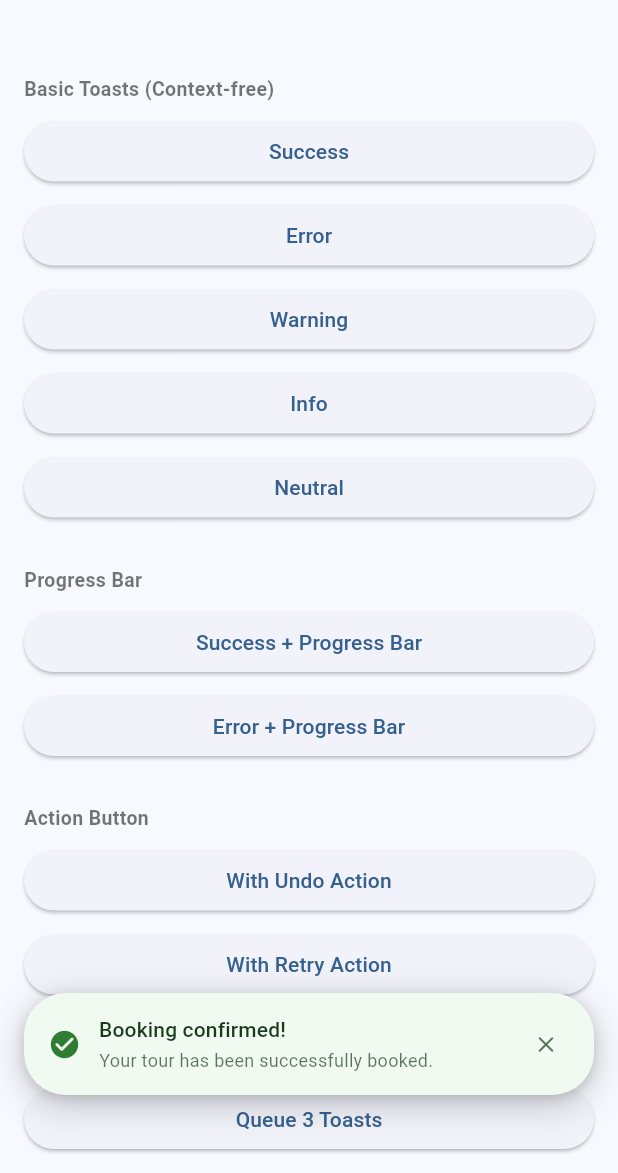
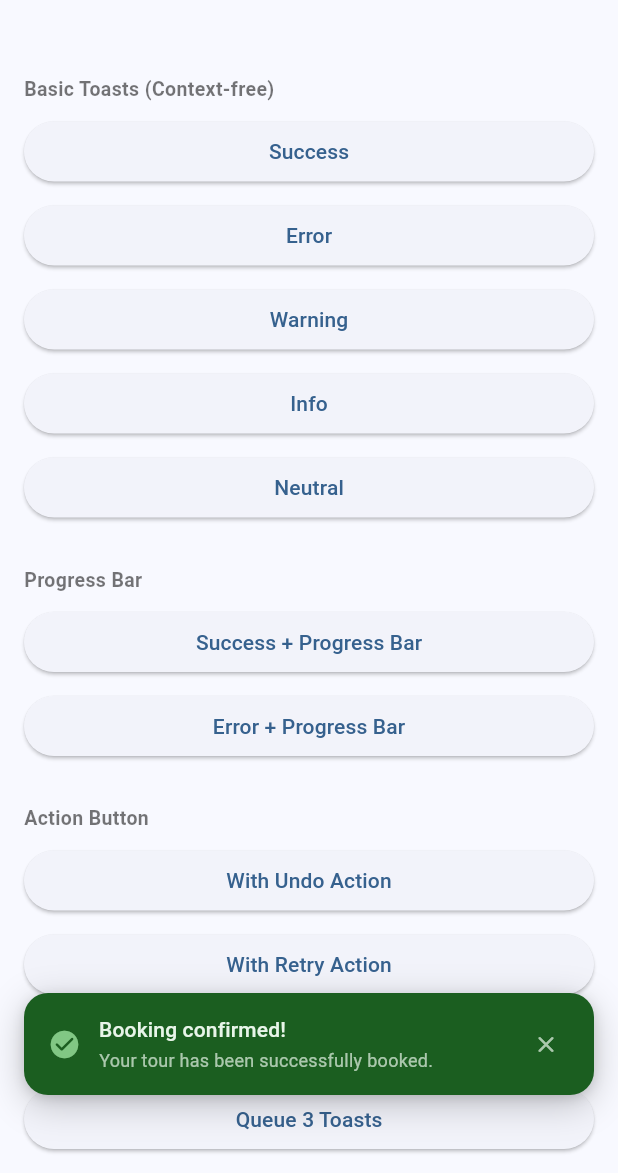
Before and after one commit to Rasel2510/elegant_toast, a Flutter app: the screen it shows after launch, after a tap on "Success", on a phone screen of 412 x 824 dp, the part 63-1236 px from its top. Run offline on Flutter 3.47's test engine with Material 3 defaults, Android fonts, the phone set to English and light mode, and no system bars.

Commit message:
new feature

````diff
--- a/lib/src/toast_config.dart
+++ b/lib/src/toast_config.dart
@@ -71,6 +71,15 @@ class ToastConfig {
   /// Whether the user can swipe the toast to dismiss it. Default is true.
   final bool swipeToDismiss;
 
+  /// If true, holding a finger on the toast pauses the progress bar countdown.
+  /// Releasing resumes from where it stopped. Default is true.
+  /// Has no effect when [showProgressBar] is false or [persistent] is true.
+  ///
+  /// ```dart
+  /// ToastConfig(showProgressBar: true, pauseOnHold: true)
+  /// ```
+  final bool pauseOnHold;
+
   /// Called when the user taps anywhere on the toast body.
   ///
   /// ```dart
@@ -109,6 +118,7 @@ class ToastConfig {
     this.action,
     this.persistent = false,
     this.swipeToDismiss = true,
+    this.pauseOnHold = true,
     this.onTap,
     this.leftBorderColor,
     this.customBorder,
@@ -152,12 +162,12 @@ ToastTheme getToastTheme(ToastType type,
               actionColor: Color(0xFF6FCF5A),
             )
           : const ToastTheme(
-              backgroundColor: Color(0xFFF1FAF0),
-              borderColor: Color(0xFFB7DFB0),
-              accentColor: Color(0xFF2E7D32),
-              iconColor: Color(0xFF2E7D32),
-              labelColor: Color(0xFF1B3A1D),
-              actionColor: Color(0xFF2E7D32),
+              backgroundColor: Color(0xFF1B5E20),
+              borderColor: Color(0xFF2E7D32),
+              accentColor: Color(0xFF4CAF50),
+              iconColor: Color(0xFF81C784),
+              labelColor: Color(0xFFE8F5E9),
+              actionColor: Color(0xFF81C784),
             );
 
     case ToastType.error:
@@ -171,12 +181,12 @@ ToastTheme getToastTheme(ToastType type,
               actionColor: Color(0xFFEF9A9A),
             )
           : const ToastTheme(
-              backgroundColor: Color(0xFFFFF0F0),
-              borderColor: Color(0xFFFFB3B3),
-              accentColor: Color(0xFFB71C1C),
-              iconColor: Color(0xFFB71C1C),
-              labelColor: Color(0xFF3E0A0A),
-              actionColor: Color(0xFFB71C1C),
+              backgroundColor: Color(0xFF7F1010),
+              borderColor: Color(0xFFB71C1C),
+              accentColor: Color(0xFFE53935),
+              iconColor: Color(0xFFEF9A9A),
+              labelColor: Color(0xFFFFEBEE),
+              actionColor: Color(0xFFEF9A9A),
             );
 
     case ToastType.warning:
@@ -190,12 +200,12 @@ ToastTheme getToastTheme(ToastType type,
               actionColor: Color(0xFFFFCC80),
             )
           : const ToastTheme(
-              backgroundColor: Color(0xFFFFFBF0),
-              borderColor: Color(0xFFFFD98A),
-              accentColor: Color(0xFFE65100),
-              iconColor: Color(0xFFE65100),
-              labelColor: Color(0xFF3E2000),
-              actionColor: Color(0xFFE65100),
+              backgroundColor: Color(0xFF4E2700),
+              borderColor: Color(0xFFE65100),
+              accentColor: Color(0xFFFFA726),
+              iconColor: Color(0xFFFFCC80),
+              labelColor: Color(0xFFFFF3E0),
+              actionColor: Color(0xFFFFCC80),
             );
 
     case ToastType.info:
@@ -209,12 +219,12 @@ ToastTheme getToastTheme(ToastType type,
               actionColor: Color(0xFF90CAF9),
             )
           : const ToastTheme(
-              backgroundColor: Color(0xFFF0F7FF),
-              borderColor: Color(0xFFB3D4F5),
-              accentColor: Color(0xFF1565C0),
-              iconColor: Color(0xFF1565C0),
-              labelColor: Color(0xFF0A2A4A),
-              actionColor: Color(0xFF1565C0),
+              backgroundColor: Color(0xFF0D47A1),
+              borderColor: Color(0xFF1565C0),
+              accentColor: Color(0xFF2196F3),
+              iconColor: Color(0xFF90CAF9),
+              labelColor: Color(0xFFE3F2FD),
+              actionColor: Color(0xFF90CAF9),
             );
 
     case ToastType.neutral:
@@ -228,12 +238,12 @@ ToastTheme getToastTheme(ToastType type,
               actionColor: Color(0xFFD0BCFF),
             )
           : const ToastTheme(
-              backgroundColor: Color(0xFFF5F5F7),
-              borderColor: Color(0xFFD4D0DA),
-              accentColor: Color(0xFF49454F),
-              iconColor: Color(0xFF49454F),
-              labelColor: Color(0xFF1C1B1F),
-              actionColor: Color(0xFF6750A4),
+              backgroundColor: Color(0xFF1C1B1F),
+              borderColor: Color(0xFF2C2B2F),
+              accentColor: Color(0xFFCAC4D0),
+              iconColor: Color(0xFFCAC4D0),
+              labelColor: Color(0xFFE6E1E5),
+              actionColor: Color(0xFFD0BCFF),
             );
   }
 }
--- a/lib/src/toast_widget.dart
+++ b/lib/src/toast_widget.dart
@@ -278,7 +278,7 @@ class _ToastWidgetState extends State<ToastWidget>
                         decoration: BoxDecoration(
                           color: bgColor,
                           borderRadius:
-                              config.borderRadius ?? BorderRadius.circular(28),
+                              config.borderRadius ?? BorderRadius.circular(16),
                           boxShadow: [
                             BoxShadow(
                               color: Colors.black.withValues(alpha: 0.22),
@@ -294,7 +294,7 @@ class _ToastWidgetState extends State<ToastWidget>
                         ),
                         child: ClipRRect(
                           borderRadius:
-                              config.borderRadius ?? BorderRadius.circular(28),
+                              config.borderRadius ?? BorderRadius.circular(16),
                           child: Column(
                             mainAxisSize: MainAxisSize.min,
                             children: [
@@ -577,8 +577,8 @@ class _M3ProgressBar extends StatelessWidget {
         final progress = (1.0 - controller.value).clamp(0.0, 1.0);
         return ClipRRect(
           borderRadius: const BorderRadius.only(
-            bottomLeft: Radius.circular(28),
-            bottomRight: Radius.circular(28),
+            bottomLeft: Radius.circular(16),
+            bottomRight: Radius.circular(16),
           ),
           child: SizedBox(
             height: 2,
@@ -710,7 +710,7 @@ class _LoadingToastWidgetState extends State<LoadingToastWidget>
                 constraints: const BoxConstraints(minWidth: 288, maxWidth: 560),
                 decoration: BoxDecoration(
                   color: bg,
-                  borderRadius: BorderRadius.circular(28),
+                  borderRadius: BorderRadius.circular(16),
                   boxShadow: [
                     BoxShadow(
                         color: Colors.black.withValues(alpha: 0.22),
--- a/pubspec.yaml
+++ b/pubspec.yaml
@@ -1,6 +1,6 @@
 name: elegant_toast
 description: A beautiful, customizable Flutter toast package with progress bar, action buttons, toast queue, swipe to dismiss, persistent toasts, and loading toasts.
-version: 1.1.1
+version: 1.1.2
 homepage: https://github.com/Rasel2510/elegant_toast
 repository: https://github.com/Rasel2510/elegant_toast
 issue_tracker: https://github.com/Rasel2510/elegant_toast/issues
````
Also changed, not shown: 2 other files.
